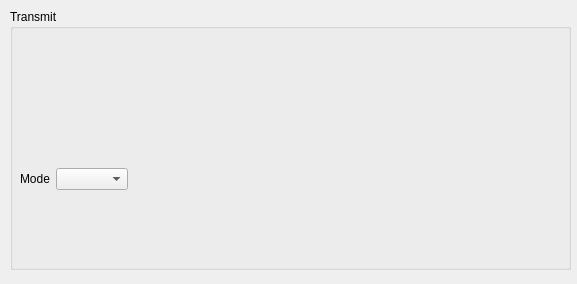
Qt form transmitbox.ui (JuliaCzarnowska/ARINC_825) before a commit.
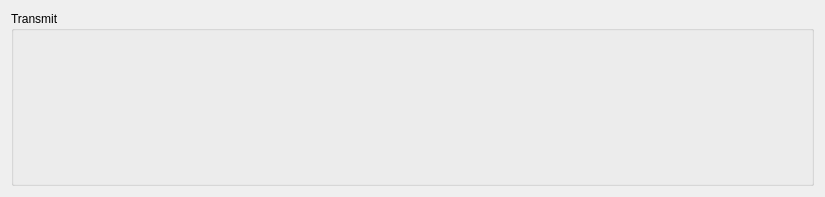
The same form after that commit.

Patch:
```diff
--- a/transmitbox.ui
+++ b/transmitbox.ui
@@ -6,24 +6,30 @@
    <rect>
     <x>0</x>
     <y>0</y>
-    <width>577</width>
-    <height>284</height>
+    <width>825</width>
+    <height>197</height>
    </rect>
   </property>
+  <property name="sizePolicy">
+   <sizepolicy hsizetype="Expanding" vsizetype="Fixed">
+    <horstretch>0</horstretch>
+    <verstretch>0</verstretch>
+   </sizepolicy>
+  </property>
+  <property name="minimumSize">
+   <size>
+    <width>0</width>
+    <height>40</height>
+   </size>
+  </property>
   <property name="windowTitle">
    <string>Form</string>
   </property>
+  <layout class="QGridLayout" name="gridLayout_2">
+   <item row="0" column="0">
   <widget class="QGroupBox" name="groupBox">
-   <property name="geometry">
-    <rect>
-     <x>10</x>
-     <y>9</y>
-     <width>561</width>
-     <height>261</height>
-    </rect>
-   </property>
    <property name="sizePolicy">
-    <sizepolicy hsizetype="MinimumExpanding" vsizetype="MinimumExpanding">
+      <sizepolicy hsizetype="Expanding" vsizetype="Expanding">
      <horstretch>0</horstretch>
      <verstretch>0</verstretch>
     </sizepolicy>
@@ -31,46 +37,14 @@
    <property name="title">
     <string>Transmit</string>
    </property>
-   <widget class="QWidget" name="verticalLayoutWidget">
-    <property name="geometry">
-     <rect>
-      <x>10</x>
-      <y>100</y>
-      <width>541</width>
-      <height>141</height>
-     </rect>
-    </property>
-    <layout class="QVBoxLayout" name="verticalLayout">
-     <item>
-      <layout class="QHBoxLayout" name="horizontalLayout">
-       <item>
-        <widget class="QLabel" name="label">
-         <property name="text">
-          <string>Mode</string>
-         </property>
-        </widget>
-       </item>
-       <item>
-        <widget class="QComboBox" name="comboBox"/>
-       </item>
-       <item>
-        <spacer name="horizontalSpacer">
-         <property name="orientation">
-          <enum>Qt::Horizontal</enum>
-         </property>
-         <property name="sizeHint" stdset="0">
-          <size>
-           <width>40</width>
-           <height>20</height>
-          </size>
-         </property>
-        </spacer>
-       </item>
-      </layout>
-     </item>
-    </layout>
-   </widget>
-  </widget>
+     <layout class="QGridLayout" name="gridLayout">
+      <item row="0" column="0">
+       <layout class="QVBoxLayout" name="transmitLayout"/>
+      </item>
+     </layout>
+    </widget>
+   </item>
+  </layout>
  </widget>
  <resources/>
  <connections/>
```
Lines whose indentation alone changed are shown as unchanged.
